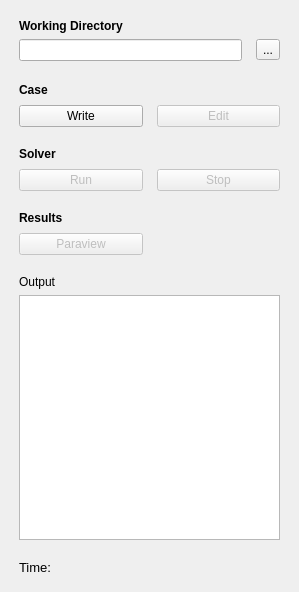
Before: the Qt Designer form TaskPanelCfdSolverControl.ui in jaheyns/CfdOF, drawn with Qt 5.
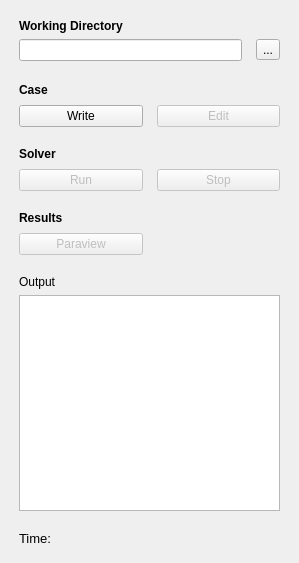
After: the same form once the commit is applied.

Commit message: CFD: Modify Allrun script in order to improve error reporting for solver run

Diff of the .ui file:
```diff
--- a/TaskPanelCfdSolverControl.ui
+++ b/TaskPanelCfdSolverControl.ui
@@ -7,7 +7,7 @@
     <x>0</x>
     <y>0</y>
     <width>299</width>
-    <height>592</height>
+    <height>563</height>
    </rect>
   </property>
   <property name="windowTitle">
@@ -239,6 +239,12 @@
      </item>
      <item>
       <widget class="QTextEdit" name="textEdit_Output">
+       <property name="minimumSize">
+        <size>
+         <width>0</width>
+         <height>120</height>
+        </size>
+       </property>
        <property name="lineWrapMode">
         <enum>QTextEdit::NoWrap</enum>
        </property>
```
The commit also changes 5 other files.
